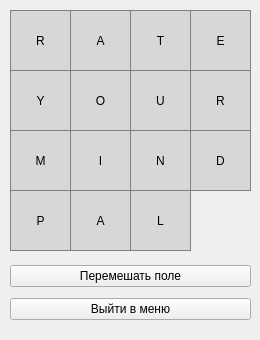
Above: RateYourMindPalWindow.ui from crookiech/programming_tech_lab05_4_sem before the change. Below: the same form after it.
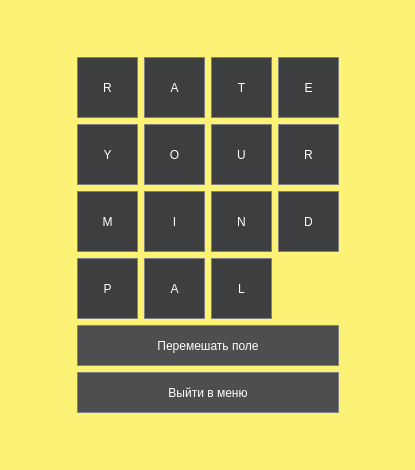
That is the form after the change.

Commit message: Добавлен дизайн

The edit to the form file:
```diff
--- a/RateYourMindPalWindow.ui
+++ b/RateYourMindPalWindow.ui
@@ -6,384 +6,622 @@
    <rect>
     <x>0</x>
     <y>0</y>
-    <width>260</width>
-    <height>340</height>
+    <width>415</width>
+    <height>470</height>
    </rect>
   </property>
   <property name="windowTitle">
    <string>RateYourMindPalWindow</string>
   </property>
-  <widget class="QPushButton" name="pushButton_13">
-   <property name="geometry">
-    <rect>
-     <x>10</x>
-     <y>190</y>
-     <width>61</width>
-     <height>61</height>
-    </rect>
-   </property>
-   <property name="styleSheet">
-    <string notr="true">QPushButton {
-  background-color: rgb(215, 215, 215);
+  <property name="styleSheet">
+   <string notr="true">background-color: #fcf276;</string>
+  </property>
+  <layout class="QGridLayout" name="gridLayout_4">
+   <item row="0" column="1">
+    <spacer name="verticalSpacer">
+     <property name="orientation">
+      <enum>Qt::Orientation::Vertical</enum>
+     </property>
+     <property name="sizeHint" stdset="0">
+      <size>
+       <width>20</width>
+       <height>30</height>
+      </size>
+     </property>
+    </spacer>
+   </item>
+   <item row="1" column="0">
+    <spacer name="horizontalSpacer">
+     <property name="styleSheet">
+      <string>QPushButton {
+	font: 700 12pt &quot;Segoe UI&quot;;
+	font: 700 12pt &quot;Segoe UI&quot;;
+  background-color: #3d3e3f; 
   border: 1px solid gray;
+  color: white;
 }
 QPushButton:pressed {
     background-color: qlineargradient(x1: 0, y1: 0, x2: 0, y2: 1,
                                       stop: 0 #BEBEBE, stop: 1 #D7D7D7);
 }</string>
-   </property>
-   <property name="text">
-    <string>P</string>
-   </property>
-  </widget>
-  <widget class="QPushButton" name="pushButton_1">
-   <property name="geometry">
-    <rect>
-     <x>10</x>
-     <y>10</y>
-     <width>61</width>
-     <height>61</height>
-    </rect>
-   </property>
-   <property name="styleSheet">
-    <string notr="true">QPushButton {
-  background-color: rgb(215, 215, 215);
+     </property>
+     <property name="orientation">
+      <enum>Qt::Orientation::Horizontal</enum>
+     </property>
+     <property name="sizeHint" stdset="0">
+      <size>
+       <width>52</width>
+       <height>20</height>
+      </size>
+     </property>
+    </spacer>
+   </item>
+   <item row="1" column="1">
+    <layout class="QGridLayout" name="gridLayout_3">
+     <item row="1" column="0">
+      <layout class="QGridLayout" name="gridLayout_2">
+       <item row="0" column="0">
+        <widget class="QPushButton" name="pushButton_shuffle">
+         <property name="minimumSize">
+          <size>
+           <width>241</width>
+           <height>41</height>
+          </size>
+         </property>
+         <property name="styleSheet">
+          <string notr="true">QPushButton {
+	font: 700 10pt &quot;Segoe UI&quot;;
+  background-color: #4d4e4f; 
   border: 1px solid gray;
+  color: white;
 }
 QPushButton:pressed {
     background-color: qlineargradient(x1: 0, y1: 0, x2: 0, y2: 1,
                                       stop: 0 #BEBEBE, stop: 1 #D7D7D7);
 }</string>
-   </property>
-   <property name="text">
-    <string>R</string>
-   </property>
-  </widget>
-  <widget class="QPushButton" name="pushButton_8">
-   <property name="geometry">
-    <rect>
-     <x>190</x>
-     <y>70</y>
-     <width>61</width>
-     <height>61</height>
-    </rect>
-   </property>
-   <property name="styleSheet">
-    <string notr="true">QPushButton {
-  background-color: rgb(215, 215, 215);
+         </property>
+         <property name="text">
+          <string>Перемешать поле</string>
+         </property>
+        </widget>
+       </item>
+       <item row="1" column="0">
+        <widget class="QPushButton" name="pushButton_exit">
+         <property name="minimumSize">
+          <size>
+           <width>239</width>
+           <height>41</height>
+          </size>
+         </property>
+         <property name="styleSheet">
+          <string notr="true">QPushButton {
+	font: 700 10pt &quot;Segoe UI&quot;;
+  background-color: #4d4e4f; 
   border: 1px solid gray;
+  color: white;
 }
 QPushButton:pressed {
     background-color: qlineargradient(x1: 0, y1: 0, x2: 0, y2: 1,
                                       stop: 0 #BEBEBE, stop: 1 #D7D7D7);
 }</string>
-   </property>
-   <property name="text">
-    <string>R</string>
-   </property>
-  </widget>
-  <widget class="QPushButton" name="pushButton_14">
-   <property name="geometry">
-    <rect>
-     <x>70</x>
-     <y>190</y>
-     <width>61</width>
-     <height>61</height>
-    </rect>
-   </property>
-   <property name="styleSheet">
-    <string notr="true">QPushButton {
-  background-color: rgb(215, 215, 215);
+         </property>
+         <property name="text">
+          <string>Выйти в меню</string>
+         </property>
+        </widget>
+       </item>
+      </layout>
+     </item>
+     <item row="0" column="0">
+      <layout class="QGridLayout" name="gridLayout">
+       <item row="0" column="0">
+        <widget class="QPushButton" name="pushButton_1">
+         <property name="minimumSize">
+          <size>
+           <width>61</width>
+           <height>61</height>
+          </size>
+         </property>
+         <property name="maximumSize">
+          <size>
+           <width>70</width>
+           <height>61</height>
+          </size>
+         </property>
+         <property name="styleSheet">
+          <string notr="true">QPushButton {
+	font: 700 12pt &quot;Segoe UI&quot;;
+	font: 700 12pt &quot;Segoe UI&quot;;
+  background-color: #3d3e3f; 
   border: 1px solid gray;
+  color: white;
 }
 QPushButton:pressed {
     background-color: qlineargradient(x1: 0, y1: 0, x2: 0, y2: 1,
                                       stop: 0 #BEBEBE, stop: 1 #D7D7D7);
 }</string>
-   </property>
-   <property name="text">
-    <string>A</string>
-   </property>
-  </widget>
-  <widget class="QPushButton" name="pushButton_10">
-   <property name="geometry">
-    <rect>
-     <x>70</x>
-     <y>130</y>
-     <width>61</width>
-     <height>61</height>
-    </rect>
-   </property>
-   <property name="styleSheet">
-    <string notr="true">QPushButton {
-  background-color: rgb(215, 215, 215);
+         </property>
+         <property name="text">
+          <string>R</string>
+         </property>
+        </widget>
+       </item>
+       <item row="0" column="1">
+        <widget class="QPushButton" name="pushButton_2">
+         <property name="minimumSize">
+          <size>
+           <width>61</width>
+           <height>61</height>
+          </size>
+         </property>
+         <property name="maximumSize">
+          <size>
+           <width>70</width>
+           <height>61</height>
+          </size>
+         </property>
+         <property name="styleSheet">
+          <string notr="true">QPushButton {
+	font: 700 12pt &quot;Segoe UI&quot;;
+	font: 700 12pt &quot;Segoe UI&quot;;
+  background-color: #3d3e3f; 
   border: 1px solid gray;
+  color: white;
 }
 QPushButton:pressed {
     background-color: qlineargradient(x1: 0, y1: 0, x2: 0, y2: 1,
                                       stop: 0 #BEBEBE, stop: 1 #D7D7D7);
 }</string>
-   </property>
-   <property name="text">
-    <string>I</string>
-   </property>
-  </widget>
-  <widget class="QPushButton" name="pushButton_11">
-   <property name="geometry">
-    <rect>
-     <x>130</x>
-     <y>130</y>
-     <width>61</width>
-     <height>61</height>
-    </rect>
-   </property>
-   <property name="styleSheet">
-    <string notr="true">QPushButton {
-  background-color: rgb(215, 215, 215);
+         </property>
+         <property name="text">
+          <string>A</string>
+         </property>
+        </widget>
+       </item>
+       <item row="0" column="2">
+        <widget class="QPushButton" name="pushButton_3">
+         <property name="minimumSize">
+          <size>
+           <width>61</width>
+           <height>61</height>
+          </size>
+         </property>
+         <property name="maximumSize">
+          <size>
+           <width>70</width>
+           <height>61</height>
+          </size>
+         </property>
+         <property name="styleSheet">
+          <string notr="true">QPushButton {
+	font: 700 12pt &quot;Segoe UI&quot;;
+	font: 700 12pt &quot;Segoe UI&quot;;
+  background-color: #3d3e3f; 
   border: 1px solid gray;
+  color: white;
 }
 QPushButton:pressed {
     background-color: qlineargradient(x1: 0, y1: 0, x2: 0, y2: 1,
                                       stop: 0 #BEBEBE, stop: 1 #D7D7D7);
 }</string>
-   </property>
-   <property name="text">
-    <string>N</string>
-   </property>
-  </widget>
-  <widget class="QPushButton" name="pushButton_12">
-   <property name="geometry">
-    <rect>
-     <x>190</x>
-     <y>130</y>
-     <width>61</width>
-     <height>61</height>
-    </rect>
-   </property>
-   <property name="styleSheet">
-    <string notr="true">QPushButton {
-  background-color: rgb(215, 215, 215);
+         </property>
+         <property name="text">
+          <string>T</string>
+         </property>
+        </widget>
+       </item>
+       <item row="0" column="3">
+        <widget class="QPushButton" name="pushButton_4">
+         <property name="minimumSize">
+          <size>
+           <width>61</width>
+           <height>61</height>
+          </size>
+         </property>
+         <property name="maximumSize">
+          <size>
+           <width>70</width>
+           <height>61</height>
+          </size>
+         </property>
+         <property name="styleSheet">
+          <string notr="true">QPushButton {
+	font: 700 12pt &quot;Segoe UI&quot;;
+	font: 700 12pt &quot;Segoe UI&quot;;
+  background-color: #3d3e3f; 
   border: 1px solid gray;
+  color: white;
 }
 QPushButton:pressed {
     background-color: qlineargradient(x1: 0, y1: 0, x2: 0, y2: 1,
                                       stop: 0 #BEBEBE, stop: 1 #D7D7D7);
 }</string>
-   </property>
-   <property name="text">
-    <string>D</string>
-   </property>
-  </widget>
-  <widget class="QPushButton" name="pushButton_6">
-   <property name="geometry">
-    <rect>
-     <x>70</x>
-     <y>70</y>
-     <width>61</width>
-     <height>61</height>
-    </rect>
-   </property>
-   <property name="styleSheet">
-    <string notr="true">QPushButton {
-  background-color: rgb(215, 215, 215);
+         </property>
+         <property name="text">
+          <string>E</string>
+         </property>
+        </widget>
+       </item>
+       <item row="1" column="0">
+        <widget class="QPushButton" name="pushButton_5">
+         <property name="minimumSize">
+          <size>
+           <width>61</width>
+           <height>61</height>
+          </size>
+         </property>
+         <property name="maximumSize">
+          <size>
+           <width>70</width>
+           <height>61</height>
+          </size>
+         </property>
+         <property name="styleSheet">
+          <string notr="true">QPushButton {
+	font: 700 12pt &quot;Segoe UI&quot;;
+	font: 700 12pt &quot;Segoe UI&quot;;
+  background-color: #3d3e3f; 
   border: 1px solid gray;
+  color: white;
 }
 QPushButton:pressed {
     background-color: qlineargradient(x1: 0, y1: 0, x2: 0, y2: 1,
                                       stop: 0 #BEBEBE, stop: 1 #D7D7D7);
 }</string>
-   </property>
-   <property name="text">
-    <string>O</string>
-   </property>
-  </widget>
-  <widget class="QPushButton" name="pushButton_15">
-   <property name="geometry">
-    <rect>
-     <x>130</x>
-     <y>190</y>
-     <width>61</width>
-     <height>61</height>
-    </rect>
-   </property>
-   <property name="styleSheet">
-    <string notr="true">QPushButton {
-  background-color: rgb(215, 215, 215);
+         </property>
+         <property name="text">
+          <string>Y</string>
+         </property>
+        </widget>
+       </item>
+       <item row="1" column="1">
+        <widget class="QPushButton" name="pushButton_6">
+         <property name="minimumSize">
+          <size>
+           <width>61</width>
+           <height>61</height>
+          </size>
+         </property>
+         <property name="maximumSize">
+          <size>
+           <width>70</width>
+           <height>61</height>
+          </size>
+         </property>
+         <property name="styleSheet">
+          <string notr="true">QPushButton {
+	font: 700 12pt &quot;Segoe UI&quot;;
+	font: 700 12pt &quot;Segoe UI&quot;;
+  background-color: #3d3e3f; 
   border: 1px solid gray;
+  color: white;
 }
 QPushButton:pressed {
     background-color: qlineargradient(x1: 0, y1: 0, x2: 0, y2: 1,
                                       stop: 0 #BEBEBE, stop: 1 #D7D7D7);
 }</string>
-   </property>
-   <property name="text">
-    <string>L</string>
-   </property>
-  </widget>
-  <widget class="QPushButton" name="pushButton_4">
-   <property name="geometry">
-    <rect>
-     <x>190</x>
-     <y>10</y>
-     <width>61</width>
-     <height>61</height>
-    </rect>
-   </property>
-   <property name="styleSheet">
-    <string notr="true">QPushButton {
-  background-color: rgb(215, 215, 215);
+         </property>
+         <property name="text">
+          <string>O</string>
+         </property>
+        </widget>
+       </item>
+       <item row="1" column="2">
+        <widget class="QPushButton" name="pushButton_7">
+         <property name="minimumSize">
+          <size>
+           <width>61</width>
+           <height>61</height>
+          </size>
+         </property>
+         <property name="maximumSize">
+          <size>
+           <width>70</width>
+           <height>61</height>
+          </size>
+         </property>
+         <property name="styleSheet">
+          <string notr="true">QPushButton {
+	font: 700 12pt &quot;Segoe UI&quot;;
+	font: 700 12pt &quot;Segoe UI&quot;;
+  background-color: #3d3e3f; 
   border: 1px solid gray;
+  color: white;
 }
 QPushButton:pressed {
     background-color: qlineargradient(x1: 0, y1: 0, x2: 0, y2: 1,
                                       stop: 0 #BEBEBE, stop: 1 #D7D7D7);
 }</string>
-   </property>
-   <property name="text">
-    <string>E</string>
-   </property>
-  </widget>
-  <widget class="QPushButton" name="pushButton_7">
-   <property name="geometry">
-    <rect>
-     <x>130</x>
-     <y>70</y>
-     <width>61</width>
-     <height>61</height>
-    </rect>
-   </property>
-   <property name="styleSheet">
-    <string notr="true">QPushButton {
-  background-color: rgb(215, 215, 215);
+         </property>
+         <property name="text">
+          <string>U</string>
+         </property>
+        </widget>
+       </item>
+       <item row="1" column="3">
+        <widget class="QPushButton" name="pushButton_8">
+         <property name="minimumSize">
+          <size>
+           <width>61</width>
+           <height>61</height>
+          </size>
+         </property>
+         <property name="maximumSize">
+          <size>
+           <width>70</width>
+           <height>61</height>
+          </size>
+         </property>
+         <property name="styleSheet">
+          <string notr="true">QPushButton {
+	font: 700 12pt &quot;Segoe UI&quot;;
+	font: 700 12pt &quot;Segoe UI&quot;;
+  background-color: #3d3e3f; 
   border: 1px solid gray;
+  color: white;
 }
 QPushButton:pressed {
     background-color: qlineargradient(x1: 0, y1: 0, x2: 0, y2: 1,
                                       stop: 0 #BEBEBE, stop: 1 #D7D7D7);
 }</string>
-   </property>
-   <property name="text">
-    <string>U</string>
-   </property>
-  </widget>
-  <widget class="QPushButton" name="pushButton_5">
-   <property name="geometry">
-    <rect>
-     <x>10</x>
-     <y>70</y>
-     <width>61</width>
-     <height>61</height>
-    </rect>
-   </property>
-   <property name="styleSheet">
-    <string notr="true">QPushButton {
-  background-color: rgb(215, 215, 215);
+         </property>
+         <property name="text">
+          <string>R</string>
+         </property>
+        </widget>
+       </item>
+       <item row="2" column="0">
+        <widget class="QPushButton" name="pushButton_9">
+         <property name="minimumSize">
+          <size>
+           <width>61</width>
+           <height>61</height>
+          </size>
+         </property>
+         <property name="maximumSize">
+          <size>
+           <width>70</width>
+           <height>61</height>
+          </size>
+         </property>
+         <property name="styleSheet">
+          <string notr="true">QPushButton {
+	font: 700 12pt &quot;Segoe UI&quot;;
+	font: 700 12pt &quot;Segoe UI&quot;;
+  background-color: #3d3e3f; 
   border: 1px solid gray;
+  color: white;
 }
 QPushButton:pressed {
     background-color: qlineargradient(x1: 0, y1: 0, x2: 0, y2: 1,
                                       stop: 0 #BEBEBE, stop: 1 #D7D7D7);
 }</string>
-   </property>
-   <property name="text">
-    <string>Y</string>
-   </property>
-  </widget>
-  <widget class="QPushButton" name="pushButton_9">
-   <property name="geometry">
-    <rect>
-     <x>10</x>
-     <y>130</y>
-     <width>61</width>
-     <height>61</height>
-    </rect>
-   </property>
-   <property name="styleSheet">
-    <string notr="true">QPushButton {
-  background-color: rgb(215, 215, 215);
+         </property>
+         <property name="text">
+          <string>M</string>
+         </property>
+        </widget>
+       </item>
+       <item row="2" column="1">
+        <widget class="QPushButton" name="pushButton_10">
+         <property name="minimumSize">
+          <size>
+           <width>61</width>
+           <height>61</height>
+          </size>
+         </property>
+         <property name="maximumSize">
+          <size>
+           <width>70</width>
+           <height>61</height>
+          </size>
+         </property>
+         <property name="styleSheet">
+          <string notr="true">QPushButton {
+	font: 700 12pt &quot;Segoe UI&quot;;
+	font: 700 12pt &quot;Segoe UI&quot;;
+  background-color: #3d3e3f; 
   border: 1px solid gray;
+  color: white;
 }
 QPushButton:pressed {
     background-color: qlineargradient(x1: 0, y1: 0, x2: 0, y2: 1,
                                       stop: 0 #BEBEBE, stop: 1 #D7D7D7);
 }</string>
-   </property>
-   <property name="text">
-    <string>M</string>
-   </property>
-  </widget>
-  <widget class="QPushButton" name="pushButton_2">
-   <property name="geometry">
-    <rect>
-     <x>70</x>
-     <y>10</y>
-     <width>61</width>
-     <height>61</height>
-    </rect>
-   </property>
-   <property name="styleSheet">
-    <string notr="true">QPushButton {
-  background-color: rgb(215, 215, 215);
+         </property>
+         <property name="text">
+          <string>I</string>
+         </property>
+        </widget>
+       </item>
+       <item row="2" column="2">
+        <widget class="QPushButton" name="pushButton_11">
+         <property name="minimumSize">
+          <size>
+           <width>61</width>
+           <height>61</height>
+          </size>
+         </property>
+         <property name="maximumSize">
+          <size>
+           <width>70</width>
+           <height>61</height>
+          </size>
+         </property>
+         <property name="styleSheet">
+          <string notr="true">QPushButton {
+	font: 700 12pt &quot;Segoe UI&quot;;
+	font: 700 12pt &quot;Segoe UI&quot;;
+  background-color: #3d3e3f; 
   border: 1px solid gray;
+  color: white;
 }
 QPushButton:pressed {
     background-color: qlineargradient(x1: 0, y1: 0, x2: 0, y2: 1,
                                       stop: 0 #BEBEBE, stop: 1 #D7D7D7);
 }</string>
-   </property>
-   <property name="text">
-    <string>A</string>
-   </property>
-  </widget>
-  <widget class="QPushButton" name="pushButton_3">
-   <property name="geometry">
-    <rect>
-     <x>130</x>
-     <y>10</y>
-     <width>61</width>
-     <height>61</height>
-    </rect>
-   </property>
-   <property name="styleSheet">
-    <string notr="true">QPushButton {
-  background-color: rgb(215, 215, 215);
+         </property>
+         <property name="text">
+          <string>N</string>
+         </property>
+        </widget>
+       </item>
+       <item row="2" column="3">
+        <widget class="QPushButton" name="pushButton_12">
+         <property name="minimumSize">
+          <size>
+           <width>61</width>
+           <height>61</height>
+          </size>
+         </property>
+         <property name="maximumSize">
+          <size>
+           <width>70</width>
+           <height>61</height>
+          </size>
+         </property>
+         <property name="styleSheet">
+          <string notr="true">QPushButton {
+	font: 700 12pt &quot;Segoe UI&quot;;
+	font: 700 12pt &quot;Segoe UI&quot;;
+  background-color: #3d3e3f; 
   border: 1px solid gray;
+  color: white;
 }
 QPushButton:pressed {
     background-color: qlineargradient(x1: 0, y1: 0, x2: 0, y2: 1,
                                       stop: 0 #BEBEBE, stop: 1 #D7D7D7);
 }</string>
-   </property>
-   <property name="text">
-    <string>T</string>
-   </property>
-  </widget>
-  <widget class="QWidget" name="layoutWidget">
-   <property name="geometry">
-    <rect>
-     <x>10</x>
-     <y>260</y>
-     <width>241</width>
-     <height>67</height>
-    </rect>
-   </property>
-   <layout class="QVBoxLayout" name="verticalLayout">
-    <item>
-     <widget class="QPushButton" name="pushButton_shuffle">
-      <property name="text">
-       <string>Перемешать поле</string>
-      </property>
-     </widget>
-    </item>
-    <item>
-     <widget class="QPushButton" name="pushButton_exit">
-      <property name="text">
-       <string>Выйти в меню</string>
-      </property>
-     </widget>
-    </item>
-   </layout>
-  </widget>
+         </property>
+         <property name="text">
+          <string>D</string>
+         </property>
+        </widget>
+       </item>
+       <item row="3" column="0">
+        <widget class="QPushButton" name="pushButton_13">
+         <property name="minimumSize">
+          <size>
+           <width>61</width>
+           <height>61</height>
+          </size>
+         </property>
+         <property name="maximumSize">
+          <size>
+           <width>70</width>
+           <height>61</height>
+          </size>
+         </property>
+         <property name="styleSheet">
+          <string notr="true">QPushButton {
+	font: 700 12pt &quot;Segoe UI&quot;;
+	font: 700 12pt &quot;Segoe UI&quot;;
+  background-color: #3d3e3f; 
+  border: 1px solid gray;
+  color: white;
+}
+QPushButton:pressed {
+    background-color: #282829;
+}</string>
+         </property>
+         <property name="text">
+          <string>P</string>
+         </property>
+        </widget>
+       </item>
+       <item row="3" column="1">
+        <widget class="QPushButton" name="pushButton_14">
+         <property name="minimumSize">
+          <size>
+           <width>61</width>
+           <height>61</height>
+          </size>
+         </property>
+         <property name="maximumSize">
+          <size>
+           <width>70</width>
+           <height>61</height>
+          </size>
+         </property>
+         <property name="styleSheet">
+          <string notr="true">QPushButton {
+	font: 700 12pt &quot;Segoe UI&quot;;
+	font: 700 12pt &quot;Segoe UI&quot;;
+  background-color: #3d3e3f; 
+  border: 1px solid gray;
+  color: white;
+}
+QPushButton:pressed {
+    background-color: #282829;
+}</string>
+         </property>
+         <property name="text">
+          <string>A</string>
+         </property>
+        </widget>
+       </item>
+       <item row="3" column="2">
+        <widget class="QPushButton" name="pushButton_15">
+         <property name="minimumSize">
+          <size>
+           <width>61</width>
+           <height>61</height>
+          </size>
+         </property>
+         <property name="maximumSize">
+          <size>
+           <width>70</width>
+           <height>61</height>
+          </size>
+         </property>
+         <property name="styleSheet">
+          <string notr="true">QPushButton {
+	font: 700 12pt &quot;Segoe UI&quot;;
+	font: 700 12pt &quot;Segoe UI&quot;;
+  background-color: #3d3e3f; 
+  border: 1px solid gray;
+  color: white;
+}
+QPushButton:pressed {
+    background-color: #282829;
+}</string>
+         </property>
+         <property name="text">
+          <string>L</string>
+         </property>
+        </widget>
+       </item>
+      </layout>
+     </item>
+    </layout>
+   </item>
+   <item row="1" column="2">
+    <spacer name="horizontalSpacer_2">
+     <property name="orientation">
+      <enum>Qt::Orientation::Horizontal</enum>
+     </property>
+     <property name="sizeHint" stdset="0">
+      <size>
+       <width>52</width>
+       <height>20</height>
+      </size>
+     </property>
+    </spacer>
+   </item>
+   <item row="2" column="1">
+    <spacer name="verticalSpacer_2">
+     <property name="orientation">
+      <enum>Qt::Orientation::Vertical</enum>
+     </property>
+     <property name="sizeHint" stdset="0">
+      <size>
+       <width>20</width>
+       <height>31</height>
+      </size>
+     </property>
+    </spacer>
+   </item>
+  </layout>
  </widget>
  <resources/>
  <connections/>
```
Left out of the diff: 45 changed lines with no effect on the pictures. The commit also changes 7 other files.
